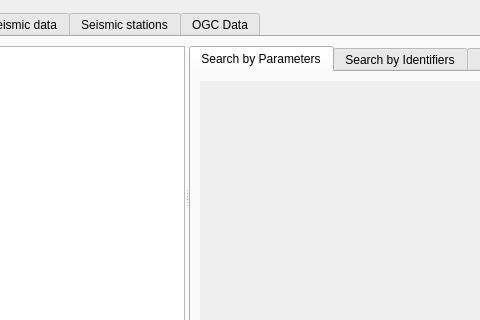
The window that qquake/ui/qquake_dialog_base.ui (INGV/qquake) describes before a commit, drawn with Qt 5; both pictures show x 158 to 638 and y 0 to 320 of the 1019 by 512 pixel window.
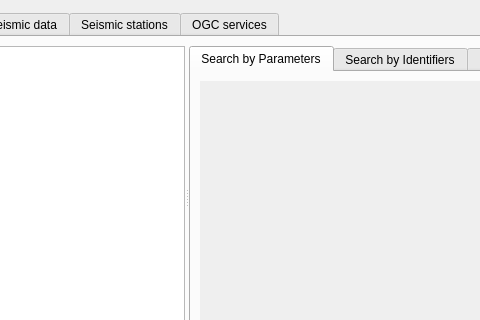
The same window after the commit.

What changed in the file:
```diff
--- a/qquake/ui/qquake_dialog_base.ui
+++ b/qquake/ui/qquake_dialog_base.ui
@@ -692,7 +692,7 @@
      </widget>
      <widget class="QWidget" name="tab_2">
       <attribute name="title">
-       <string>OGC Data</string>
+       <string>OGC services</string>
       </attribute>
       <layout class="QGridLayout" name="gridLayout_6">
        <item row="0" column="0">
```
